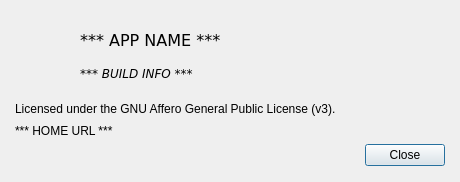
This is vasl_templates/ui/about.ui in pacman-ghost/vasl-templates as Qt 5 draws it before an edit. The edited form follows.
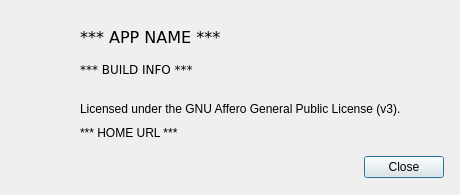
This is the edited form.

What changed in the file:
```diff
--- a/vasl_templates/ui/about.ui
+++ b/vasl_templates/ui/about.ui
@@ -10,7 +10,7 @@
     <x>0</x>
     <y>0</y>
     <width>460</width>
-    <height>182</height>
+    <height>195</height>
    </rect>
   </property>
   <property name="windowTitle">
@@ -39,9 +39,9 @@
    <property name="geometry">
     <rect>
      <x>80</x>
-     <y>20</y>
+     <y>19</y>
      <width>361</width>
-     <height>61</height>
+     <height>58</height>
     </rect>
    </property>
    <layout class="QVBoxLayout" name="verticalLayout">
@@ -75,7 +75,6 @@
       <property name="font">
        <font>
         <family>DejaVu Sans</family>
-        <italic>true</italic>
        </font>
       </property>
       <property name="text">
@@ -88,9 +87,9 @@
   <widget class="QWidget" name="horizontalLayoutWidget">
    <property name="geometry">
     <rect>
-     <x>15</x>
-     <y>140</y>
-     <width>430</width>
+     <x>19</x>
+     <y>152</y>
+     <width>425</width>
      <height>31</height>
     </rect>
    </property>
@@ -129,9 +128,9 @@
   <widget class="QLabel" name="home_url">
    <property name="geometry">
     <rect>
-     <x>15</x>
-     <y>120</y>
-     <width>411</width>
+     <x>80</x>
+     <y>122</y>
+     <width>361</width>
      <height>21</height>
     </rect>
    </property>
@@ -151,9 +150,9 @@
   <widget class="QLabel" name="license">
    <property name="geometry">
     <rect>
-     <x>15</x>
+     <x>80</x>
      <y>100</y>
-     <width>411</width>
+     <width>361</width>
      <height>17</height>
     </rect>
    </property>
```
